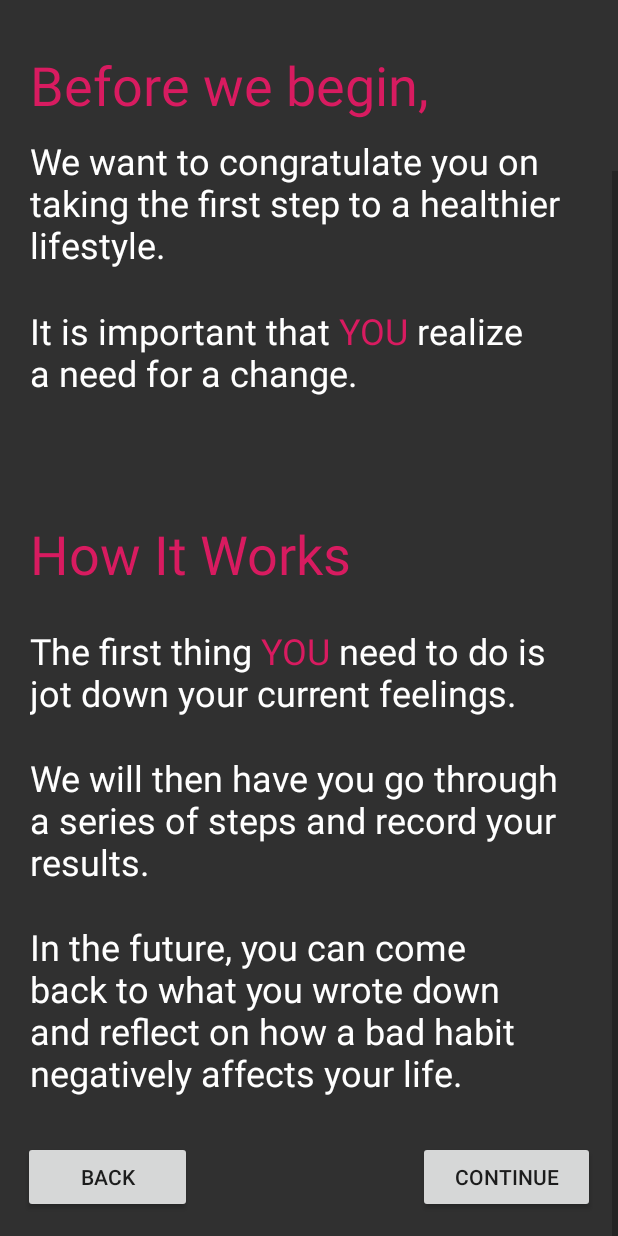
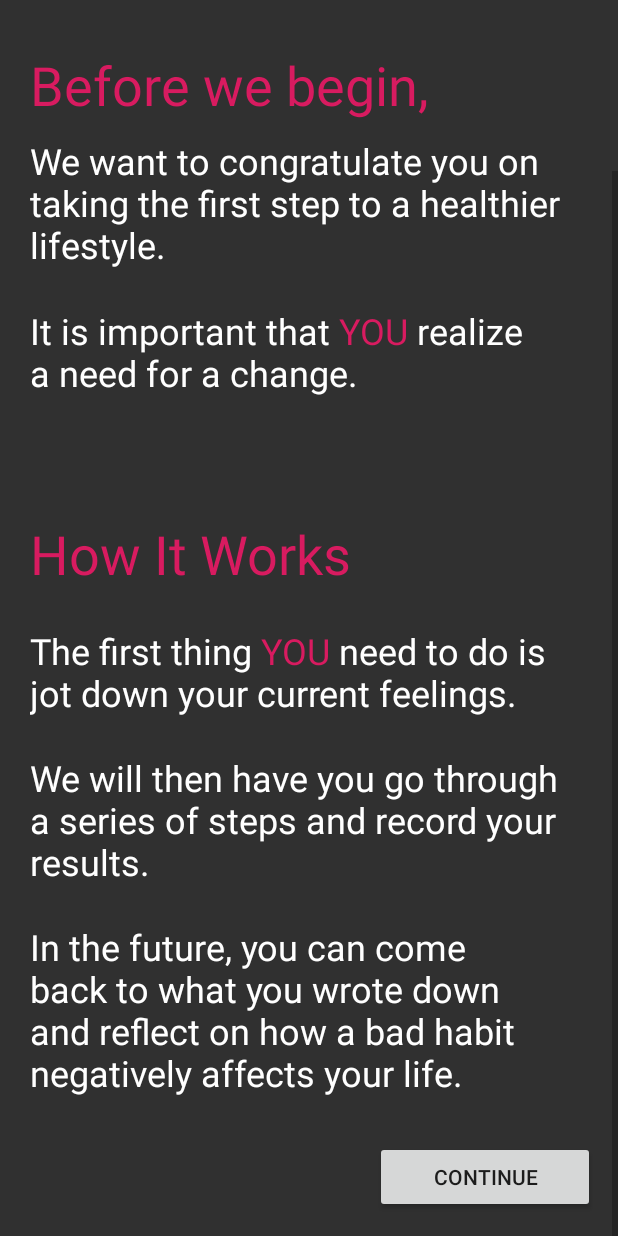
Before and after one commit to nbattel/LateSleeper_AndroidApplication, an Android app: the CreateGoalActivity screen opened directly, with no data from a screen before it, scrolled down 132 dp, on a phone screen of 412 x 824 dp. Run offline under Robolectric (Android 15) with nearby library versions, the phone set to English and light mode, and no system bars.

Commit message:
More create goal

```diff
--- a/main_app/LateSleeper/app/src/main/res/layout/activity_create_goal.xml
+++ b/main_app/LateSleeper/app/src/main/res/layout/activity_create_goal.xml
@@ -109,23 +109,14 @@
                 android:orientation="horizontal">
 
                 <Button
-                    android:id="@+id/backButton"
-                    android:layout_width="wrap_content"
-                    android:layout_height="wrap_content"
-                    android:layout_marginLeft="15dp"
-                    android:layout_marginRight="75dp"
-                    android:layout_marginBottom="15dp"
-                    android:layout_weight="1"
-                    android:text="Back" />
-
-                <Button
                     android:id="@+id/continueButton"
                     android:layout_width="wrap_content"
                     android:layout_height="wrap_content"
-                    android:layout_marginLeft="75dp"
+                    android:layout_marginLeft="250dp"
                     android:layout_marginRight="15dp"
                     android:layout_marginBottom="15dp"
                     android:layout_weight="1"
+                    android:onClick="continueButton"
                     android:text="Continue" />
             </LinearLayout>
 
--- a/main_app/LateSleeper/app/src/main/res/layout/activity_journal.xml
+++ b/main_app/LateSleeper/app/src/main/res/layout/activity_journal.xml
@@ -32,7 +32,7 @@
         android:layout_marginEnd="176dp"
         android:layout_marginBottom="37dp"
         android:ems="10"
-        android:hint="Title..."
+        android:hint="Current emotion..."
         android:inputType="textPersonName"
         android:textColor="@color/colorSecondaryDark"
         android:textColorHint="@color/colorSecondaryDark"
@@ -52,7 +52,7 @@
         android:layout_marginBottom="81dp"
         android:ems="10"
         android:gravity="start|top"
-        android:hint="Enter your thoughts here..."
+        android:hint="Expand your thoughts on your emotion..."
         android:inputType="textMultiLine"
         android:textColor="@color/colorSecondaryDark"
         android:textColorHint="@color/colorSecondaryDark"
```
Also changed, not shown: main_app/LateSleeper/app/src/main/java/com/twelve/latesleeper/activity/CreateGoalActivity.java (+11 -0 lines), main_app/LateSleeper/app/src/main/java/com/twelve/latesleeper/activity/JournalActivity.java (+21 -24 lines), main_app/LateSleeper/app/src/main/java/com/twelve/latesleeper/model/Goal.java (added, +30 -0 lines), main_app/LateSleeper/app/src/main/res/layout/activity_refocus.xml (+0 -11 lines), main_app/LateSleeper/app/src/main/res/layout/activity_reframe.xml (+0 -11 lines), main_app/LateSleeper/app/src/main/res/layout/activity_relabel.xml (+1 -13 lines), main_app/LateSleeper/app/src/main/res/layout/activity_revalue.xml (+0 -11 lines).
